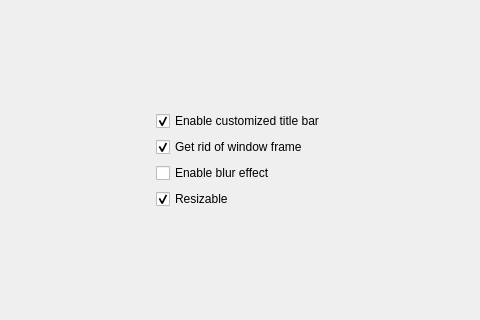
wangwenx190/framelesshelper, file examples/Win32Demo/widget.ui: the form before one commit; both pictures show x 288 to 768 and y 144 to 464 of the 1056 by 600 pixel window.
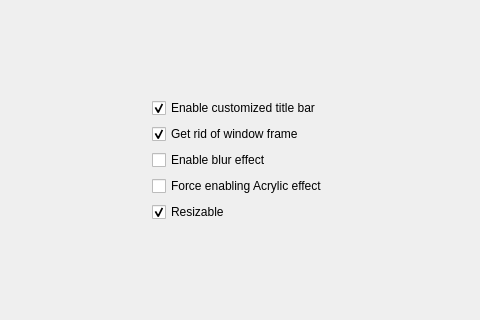
The form after the commit. Icons and pictures are not drawn.

Commit message: Use blur instead of Acrylic on Win10.

The edit to the form file:
```diff
--- a/examples/Win32Demo/widget.ui
+++ b/examples/Win32Demo/widget.ui
@@ -313,6 +313,13 @@
              </property>
             </widget>
            </item>
+           <item>
+            <widget class="QCheckBox" name="forceAcrylicCB">
+             <property name="text">
+              <string>Force enabling Acrylic effect</string>
+             </property>
+            </widget>
+           </item>
            <item>
             <widget class="QCheckBox" name="resizableCB">
              <property name="text">
```
The commit also changes 2 other files.
